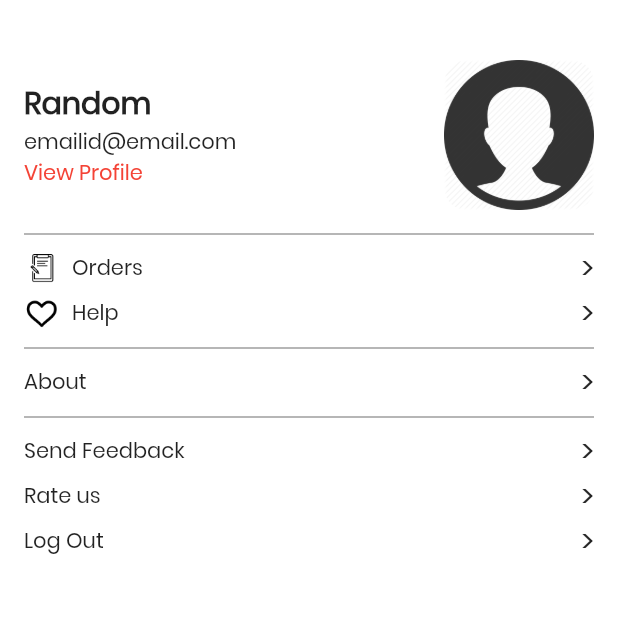
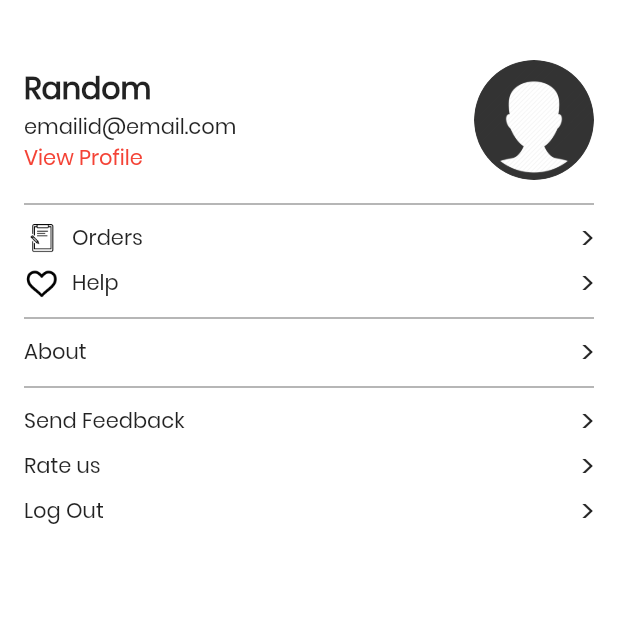
Before and after one commit to AdityaK11/Queue.less, a Flutter app: the ProfileFragment screen opened directly, on a phone screen of 412 x 824 dp, the top half of it. Run offline on Flutter 3.47's test engine with Material 2 defaults, Android fonts, the phone set to English and light mode, and no system bars; our stand-ins replace eva_icons_flutter.

Commit message:
Profile Page updated

```diff
--- a/queueless/lib/screens/home_page/fragment_profile.dart
+++ b/queueless/lib/screens/home_page/fragment_profile.dart
@@ -12,8 +12,7 @@ class _ProfileFragmentState extends State<ProfileFragment> {
   Widget build(BuildContext context) {
     return Scaffold(
       backgroundColor: Colors.white,
-      body:
-          Padding(
+      body: Padding(
         padding: const EdgeInsets.fromLTRB(16,40,16,0),
         child: SingleChildScrollView(
           child: Column(
@@ -49,24 +48,11 @@ class _ProfileFragmentState extends State<ProfileFragment> {
                     )
                   ],
                 ),
-
-                    Column(
-                      crossAxisAlignment: CrossAxisAlignment.end,
-                      children: <Widget>[
-                        Container(
-                          height: 100.0,
-                          width: 100.0,
-                          decoration: BoxDecoration(
-                              borderRadius: BorderRadius.circular(15.0),
-                              image: DecorationImage(
-                                  image: AssetImage('assets/images/propic.png'),
-                                  fit: BoxFit.cover
-                              )
+                CircleAvatar(
+                  radius: 40,
+                  backgroundColor: Colors.white,
+                  backgroundImage: AssetImage('assets/images/propic.png'),
                 ),
-                        ),
-                      ],
-                    ),
-
               ],
 
             ),
@@ -229,14 +215,10 @@ class _ProfileFragmentState extends State<ProfileFragment> {
 
                 ],
               ),
-
-
             ],
           ),
         ),
       ),
-
     );
-
   }
 }
```
Lines whose indentation alone changed are shown as unchanged.
